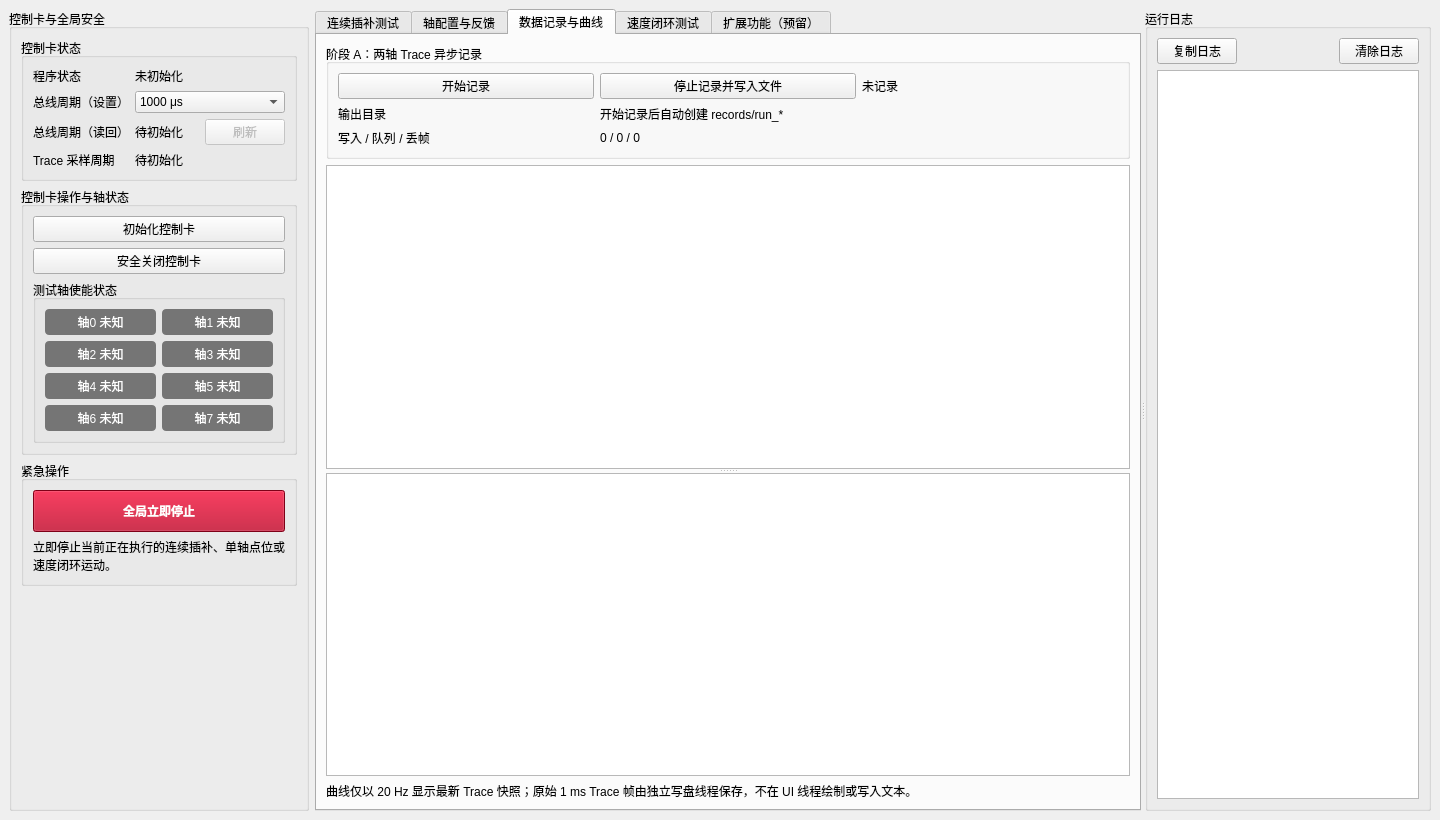
This is conti_ctrl/mainwindow.ui in yzj148162-cmyk/E5000-ContiInterpolation as Qt 5 draws it before an edit. The edited form follows.
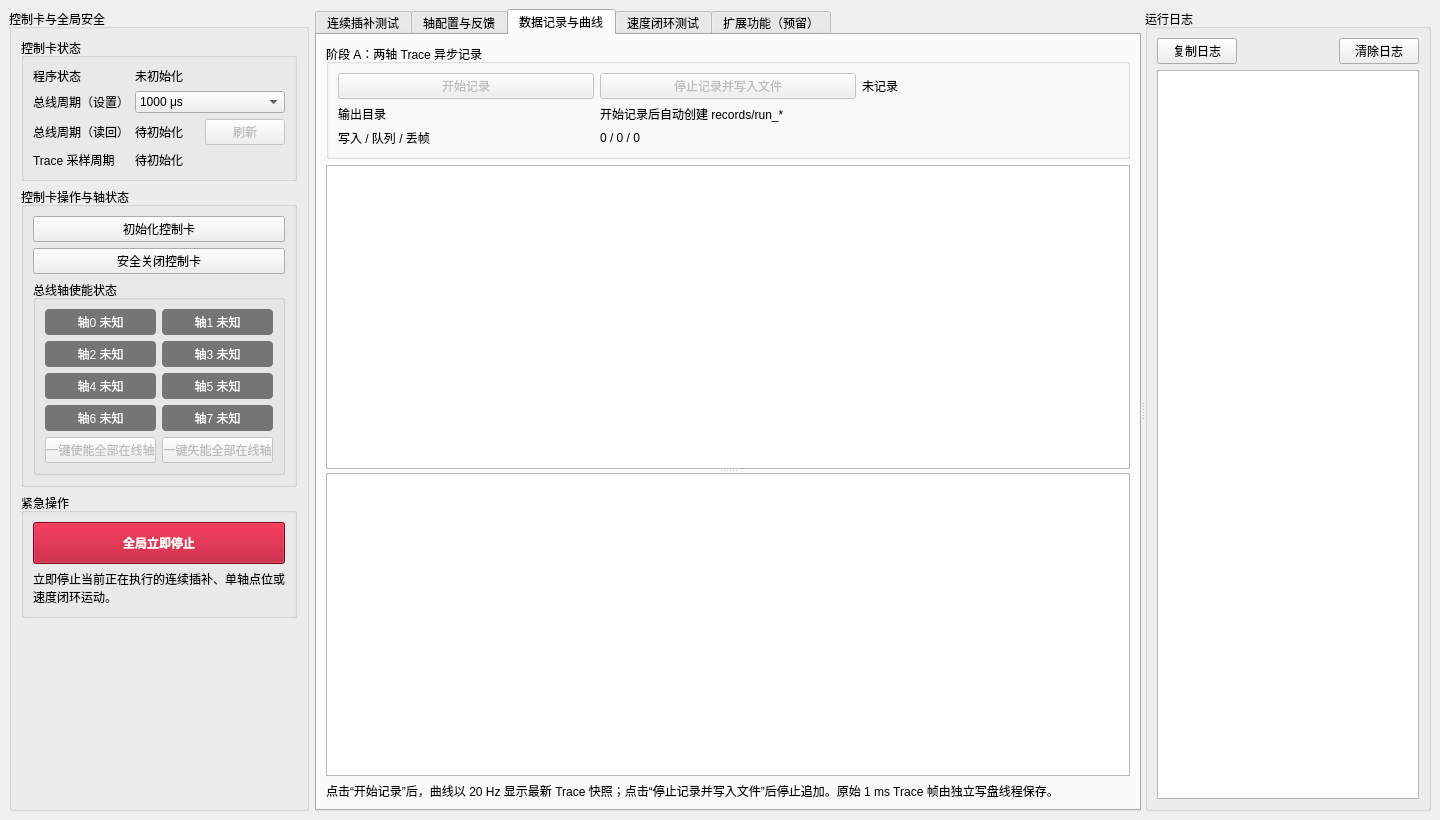
This is the edited form. The open tabs and pages were chosen to show the change. Custom widgets are drawn as their Qt base class.

Commit message: 新增全局总线轴控制并优化数据曲线刷新

```diff
--- a/conti_ctrl/mainwindow.ui
+++ b/conti_ctrl/mainwindow.ui
@@ -193,7 +193,7 @@
              <string notr="true">QLabel { color: white; background-color: #757575; border-radius: 4px; padding: 4px; }</string>
             </property>
             <property name="title">
-             <string>测试轴使能状态</string>
+             <string>总线轴使能状态</string>
             </property>
             <layout class="QGridLayout" name="axisEnableStatusLayout">
              <item row="0" column="0">
@@ -276,6 +276,26 @@
                </property>
               </widget>
              </item>
+             <item row="4" column="0">
+              <widget class="QPushButton" name="enableAllAxesButton">
+               <property name="enabled">
+                <bool>false</bool>
+               </property>
+               <property name="text">
+                <string>一键使能全部在线轴</string>
+               </property>
+              </widget>
+             </item>
+             <item row="4" column="1">
+              <widget class="QPushButton" name="disableAllAxesButton">
+               <property name="enabled">
+                <bool>false</bool>
+               </property>
+               <property name="text">
+                <string>一键失能全部在线轴</string>
+               </property>
+              </widget>
+             </item>
             </layout>
            </widget>
           </item>
@@ -1890,6 +1910,9 @@
            <layout class="QGridLayout" name="telemetryRecordLayout">
             <item row="0" column="0">
              <widget class="QPushButton" name="startRecordingButton">
+              <property name="enabled">
+               <bool>false</bool>
+              </property>
               <property name="text">
                <string>开始记录</string>
               </property>
@@ -1897,6 +1920,9 @@
             </item>
             <item row="0" column="1">
              <widget class="QPushButton" name="stopRecordingButton">
+              <property name="enabled">
+               <bool>false</bool>
+              </property>
               <property name="text">
                <string>停止记录并写入文件</string>
               </property>
@@ -1972,7 +1998,7 @@
          <item>
           <widget class="QLabel" name="telemetryHintLabel">
            <property name="text">
-            <string>曲线仅以 20 Hz 显示最新 Trace 快照；原始 1 ms Trace 帧由独立写盘线程保存，不在 UI 线程绘制或写入文本。</string>
+             <string>点击“开始记录”后，曲线以 20 Hz 显示最新 Trace 快照；点击“停止记录并写入文件”后停止追加。原始 1 ms Trace 帧由独立写盘线程保存。</string>
            </property>
            <property name="wordWrap">
             <bool>true</bool>
```
The commit also changes 10 other files.
